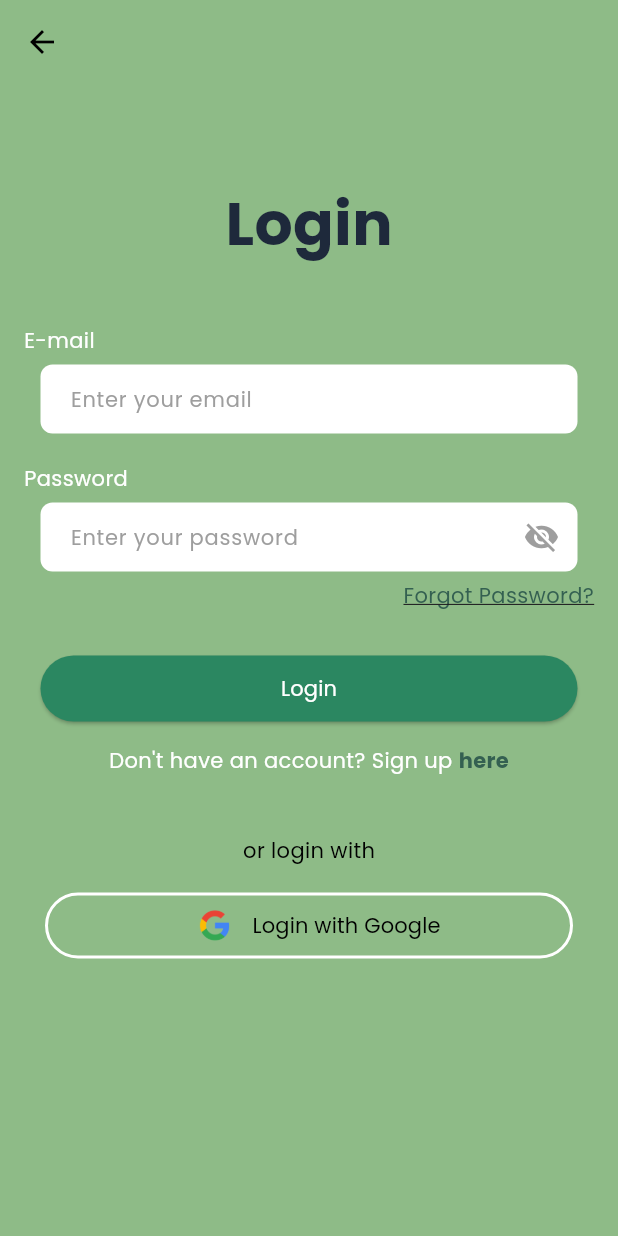
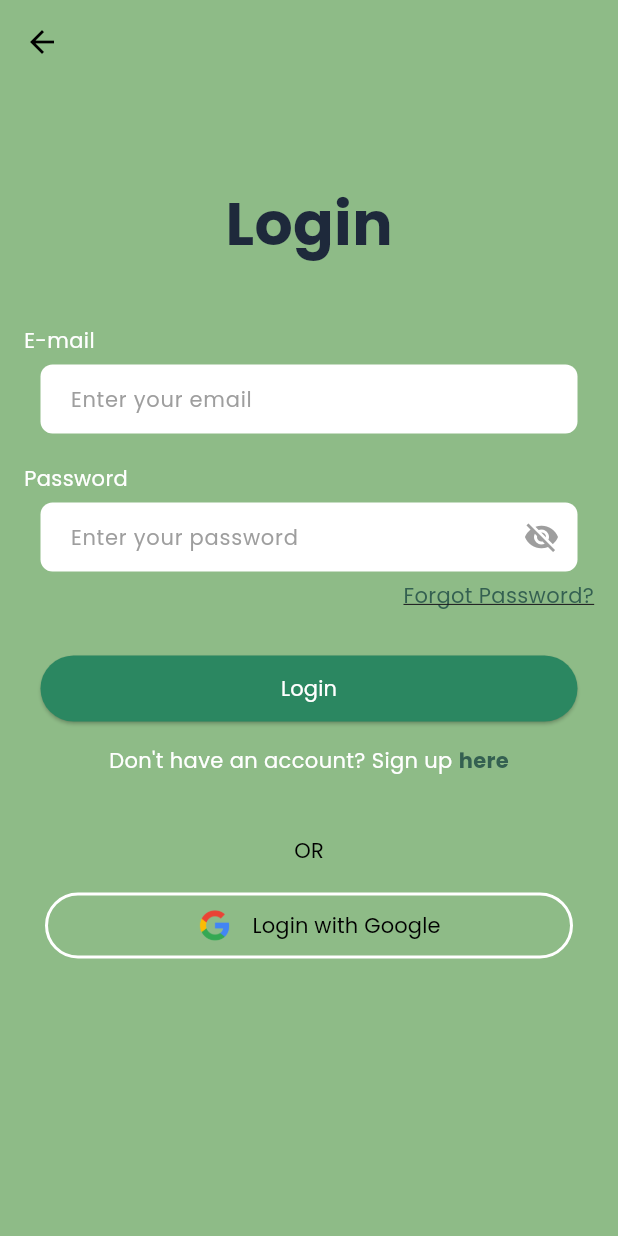
Before and after one commit to CocoTeoh/FinancialCompanion, a Flutter app: the screen it shows after launch, after a tap on "Login", on a phone screen of 412 x 824 dp. Run offline on Flutter 3.47's test engine with Material 3 defaults, Android fonts, the phone set to English and light mode, and no system bars; our stand-ins replace cloud_firestore, firebase_auth, firebase_core, table_calendar; accounts and stored records are empty; network calls fail.

```diff
--- a/lib/finance_page.dart
+++ b/lib/finance_page.dart
@@ -457,7 +457,7 @@ class _CalendarTabState extends State<CalendarTab> {
 
                 // Fixed vertical footprint so it doesn't shift with "+";
                 return Padding(
-                  padding: const EdgeInsets.only(top: 36),
+                  padding: const EdgeInsets.only(top: 40),
                   child: SizedBox(
                     height: 10,
                     child: Row(
--- a/lib/login_page.dart
+++ b/lib/login_page.dart
@@ -244,7 +244,7 @@ class _LoginPageState extends State<LoginPage> {
 
               // OR Login With
               const Text(
-                "or login with",
+                "OR",
                 style: TextStyle(fontSize: 14, color: Colors.black),
               ),
               const SizedBox(height: 16),
```
Also changed, not shown: lib/main.dart (+7 -0 lines).
